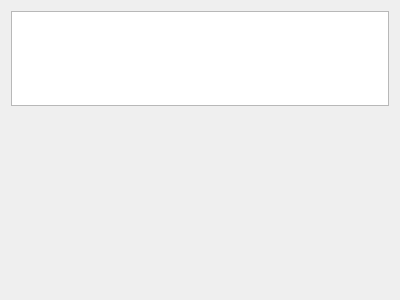
The window that tableform.ui (MaxDumbledore/PaperMetadataManager) describes before a commit, drawn with Qt 5.
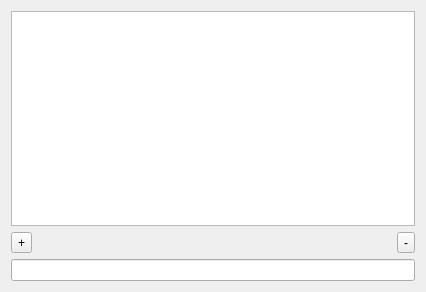
The same window after the commit.

```diff
--- a/tableform.ui
+++ b/tableform.ui
@@ -6,29 +6,46 @@
    <rect>
     <x>0</x>
     <y>0</y>
-    <width>400</width>
-    <height>300</height>
+    <width>426</width>
+    <height>292</height>
    </rect>
   </property>
   <property name="windowTitle">
    <string>Form</string>
   </property>
   <layout class="QGridLayout" name="gridLayout">
-   <item row="1" column="0">
-    <spacer name="verticalSpacer">
+   <item row="1" column="2">
+    <widget class="QToolButton" name="removeBtn">
+     <property name="text">
+      <string>-</string>
+     </property>
+    </widget>
+   </item>
+   <item row="0" column="0" colspan="3">
+    <widget class="QTableView" name="tableView"/>
+   </item>
+   <item row="1" column="1">
+    <spacer name="horizontalSpacer">
      <property name="orientation">
-      <enum>Qt::Vertical</enum>
+      <enum>Qt::Horizontal</enum>
      </property>
      <property name="sizeHint" stdset="0">
       <size>
-       <width>20</width>
-       <height>279</height>
+       <width>40</width>
+       <height>20</height>
       </size>
      </property>
     </spacer>
    </item>
-   <item row="0" column="0">
-    <widget class="QTableView" name="tableView"/>
+   <item row="1" column="0">
+    <widget class="QToolButton" name="addBtn">
+     <property name="text">
+      <string>+</string>
+     </property>
+    </widget>
+   </item>
+   <item row="2" column="0" colspan="3">
+    <widget class="QLineEdit" name="lineEdit"/>
    </item>
   </layout>
  </widget>
```
